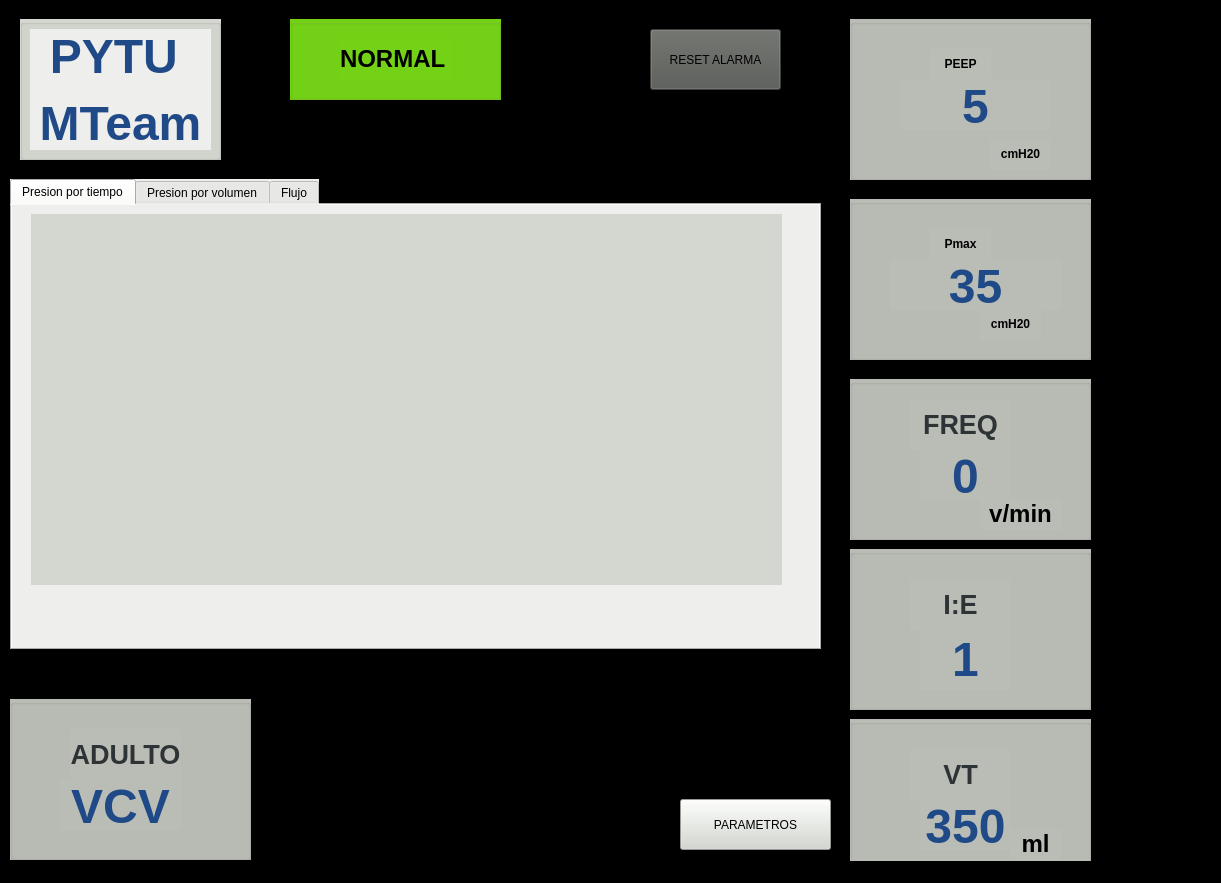
Before: the Qt Designer form mainwindow.ui in williamtoll/pytu-simulator, drawn with Qt 5.
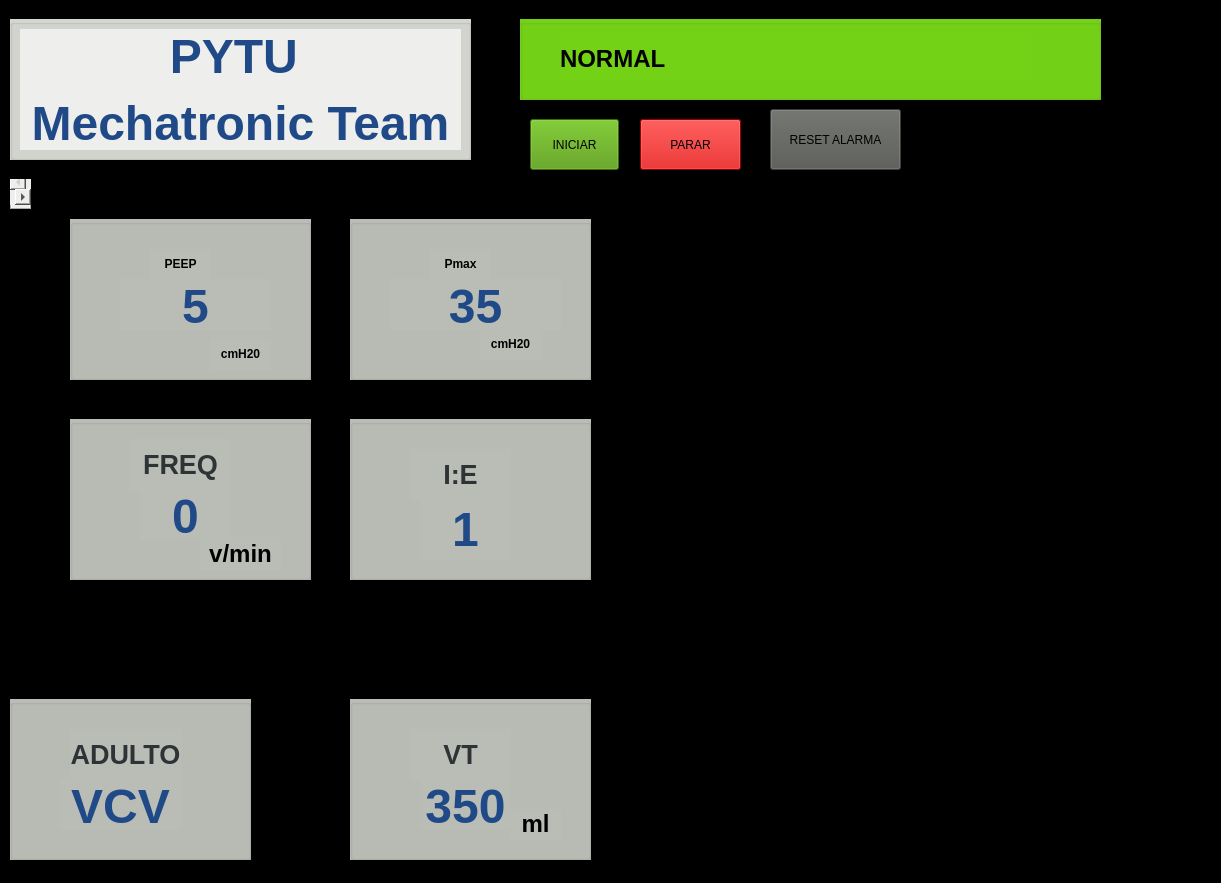
After: the same form once the commit is applied. Custom widgets are drawn as their Qt base class.

Patch:
```diff
--- a/mainwindow.ui
+++ b/mainwindow.ui
@@ -20,8 +20,8 @@
    <widget class="QGroupBox" name="groupBox">
     <property name="geometry">
      <rect>
-      <x>850</x>
-      <y>530</y>
+      <x>350</x>
+      <y>400</y>
       <width>241</width>
       <height>161</height>
      </rect>
@@ -68,8 +68,8 @@
    <widget class="QGroupBox" name="groupBox_2">
     <property name="geometry">
      <rect>
-      <x>850</x>
-      <y>0</y>
+      <x>70</x>
+      <y>200</y>
       <width>241</width>
       <height>161</height>
      </rect>
@@ -132,8 +132,8 @@
    <widget class="QGroupBox" name="groupBox_6">
     <property name="geometry">
      <rect>
-      <x>850</x>
-      <y>360</y>
+      <x>70</x>
+      <y>400</y>
       <width>241</width>
       <height>161</height>
      </rect>
@@ -244,9 +244,9 @@
    <widget class="QGroupBox" name="groupBox_10">
     <property name="geometry">
      <rect>
-      <x>20</x>
+      <x>10</x>
       <y>0</y>
-      <width>201</width>
+      <width>461</width>
       <height>141</height>
      </rect>
     </property>
@@ -261,7 +261,7 @@
       <rect>
        <x>10</x>
        <y>10</y>
-       <width>181</width>
+       <width>441</width>
        <height>121</height>
       </rect>
      </property>
@@ -269,16 +269,16 @@
       <string notr="true">background-color: rgb(238, 238, 236);</string>
      </property>
      <property name="text">
-      <string>&lt;html&gt;&lt;head/&gt;&lt;body&gt;&lt;p align=&quot;center&quot;&gt;&lt;span style=&quot; font-size:36pt; font-weight:600; color:#204a87;&quot;&gt;PYTU &lt;/span&gt;&lt;/p&gt;&lt;p align=&quot;center&quot;&gt;&lt;span style=&quot; font-size:36pt; font-weight:600; color:#204a87;&quot;&gt;MTeam&lt;/span&gt;&lt;/p&gt;&lt;/body&gt;&lt;/html&gt;</string>
+      <string>&lt;html&gt;&lt;head/&gt;&lt;body&gt;&lt;p align=&quot;center&quot;&gt;&lt;span style=&quot; font-size:36pt; font-weight:600; color:#204a87;&quot;&gt;PYTU &lt;/span&gt;&lt;/p&gt;&lt;p align=&quot;center&quot;&gt;&lt;span style=&quot; font-size:36pt; font-weight:600; color:#204a87;&quot;&gt;Mechatronic Team&lt;/span&gt;&lt;/p&gt;&lt;/body&gt;&lt;/html&gt;</string>
      </property>
     </widget>
    </widget>
    <widget class="QGroupBox" name="groupBoxAlarm">
     <property name="geometry">
      <rect>
-      <x>290</x>
+      <x>520</x>
       <y>0</y>
-      <width>211</width>
+      <width>581</width>
       <height>81</height>
      </rect>
     </property>
@@ -291,9 +291,9 @@
     <widget class="QLabel" name="labelAlarma">
      <property name="geometry">
       <rect>
-       <x>50</x>
+       <x>40</x>
        <y>20</y>
-       <width>111</width>
+       <width>471</width>
        <height>41</height>
       </rect>
      </property>
@@ -307,8 +307,8 @@
      <rect>
       <x>10</x>
       <y>160</y>
-      <width>811</width>
-      <height>471</height>
+      <width>21</width>
+      <height>31</height>
      </rect>
     </property>
     <property name="styleSheet">
@@ -346,28 +346,11 @@
      </attribute>
     </widget>
    </widget>
-   <widget class="QPushButton" name="pushButtonParameter">
-    <property name="geometry">
-     <rect>
-      <x>680</x>
-      <y>780</y>
-      <width>151</width>
-      <height>51</height>
-     </rect>
-    </property>
-    <property name="styleSheet">
-     <string notr="true">background-color: rgb(211, 215, 207);
-color: rgb(0, 0, 0);</string>
-    </property>
-    <property name="text">
-     <string>PARAMETROS</string>
-    </property>
-   </widget>
    <widget class="QGroupBox" name="groupBox_3">
     <property name="geometry">
      <rect>
-      <x>850</x>
-      <y>700</y>
+      <x>350</x>
+      <y>680</y>
       <width>241</width>
       <height>161</height>
      </rect>
@@ -430,8 +413,8 @@
    <widget class="QGroupBox" name="groupBox_5">
     <property name="geometry">
      <rect>
-      <x>850</x>
-      <y>180</y>
+      <x>350</x>
+      <y>200</y>
       <width>241</width>
       <height>161</height>
      </rect>
@@ -494,8 +477,8 @@
    <widget class="QPushButton" name="pushButtonResetAlarms">
     <property name="geometry">
      <rect>
-      <x>650</x>
-      <y>10</y>
+      <x>770</x>
+      <y>90</y>
       <width>131</width>
       <height>61</height>
      </rect>
@@ -508,6 +491,38 @@
      <string>RESET ALARMA</string>
     </property>
    </widget>
+   <widget class="QPushButton" name="pushButtonMarcha">
+    <property name="geometry">
+     <rect>
+      <x>530</x>
+      <y>100</y>
+      <width>89</width>
+      <height>51</height>
+     </rect>
+    </property>
+    <property name="styleSheet">
+     <string notr="true">background-color: rgb(78, 154, 6);</string>
+    </property>
+    <property name="text">
+     <string>INICIAR</string>
+    </property>
+   </widget>
+   <widget class="QPushButton" name="pushButtonParada">
+    <property name="geometry">
+     <rect>
+      <x>640</x>
+      <y>100</y>
+      <width>101</width>
+      <height>51</height>
+     </rect>
+    </property>
+    <property name="styleSheet">
+     <string notr="true">background-color: rgb(204, 0, 0);</string>
+    </property>
+    <property name="text">
+     <string>PARAR</string>
+    </property>
+   </widget>
   </widget>
   <widget class="QMenuBar" name="menubar">
    <property name="geometry">
```
